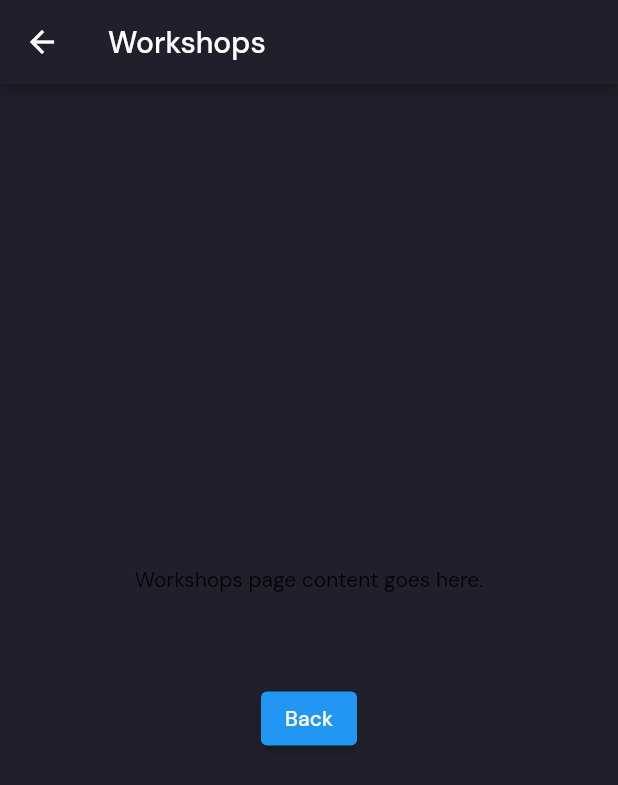
After one commit to sreenath-kp/IEDC-Summit23-Admin, a Flutter app: the WorkshopsScreen screen opened by its route, on a phone screen of 412 x 824 dp. The commit adds this screen. Shown: the top 785 px of the screen. Run offline on Flutter 3.47's test engine with Material 2 defaults, Android fonts, the phone set to English and light mode, and no system bars; our stand-ins replace cloud_firestore, firebase_core, flutter_riverpod, google_fonts; missing offline and left inert: mobile_scanner; accounts and stored records are empty.

Commit message:
workshops screen

```diff
--- a/lib/main.dart
+++ b/lib/main.dart
@@ -2,6 +2,7 @@ import 'package:flutter/material.dart';
 import 'package:firebase_core/firebase_core.dart';
 import 'package:flutter_riverpod/flutter_riverpod.dart';
 import 'package:summit_admin_app/screens/scanner_screen.dart';
+import 'package:summit_admin_app/screens/workshops_screen.dart';
 import 'firebase_options.dart';
 import 'package:summit_admin_app/screens/home_screen.dart';
 import 'package:summit_admin_app/theme/pallete.dart';
@@ -30,6 +31,7 @@ class MyApp extends StatelessWidget {
       routes: {
         '/': (context) => const HomeScreen(),
         '/scanner': (context) => const ScannerScreen(),
+        '/workshops': (context) => const WorkshopsScreen(),
       },
     );
   }
--- a/lib/screens/home_screen.dart
+++ b/lib/screens/home_screen.dart
@@ -83,7 +83,9 @@ class _HomeScreenState extends ConsumerState<HomeScreen> {
               ),
               HomeButton(
                 title: "Workshops",
-                func: () {},
+                func: () {
+                  Navigator.pushNamed(context, '/workshops');
+                },
               ),
               const SizedBox(
                 height: 40,
--- /dev/null
+++ b/lib/screens/workshops_screen.dart
@@ -0,0 +1,32 @@
+import 'package:flutter/material.dart';
+import 'package:summit_admin_app/theme/pallete.dart';
+
+class WorkshopsScreen extends StatelessWidget {
+  const WorkshopsScreen({Key? key}) : super(key: key);
+
+  @override
+  Widget build(BuildContext context) {
+    return Scaffold(
+      appBar: AppBar(
+        title: const Text('Workshops'),
+      ),
+      body: Center(
+        child: Column(
+          mainAxisAlignment: MainAxisAlignment.center,
+          children: <Widget>[
+            const Text(
+              'Workshops page content goes here.',
+            ),
+            const SizedBox(height: 60),
+            ElevatedButton(
+              onPressed: () {
+                Navigator.pop(context);
+              },
+              child: const Text('Back'),
+            ),
+          ],
+        ),
+      ),
+    );
+  }
+}
```
